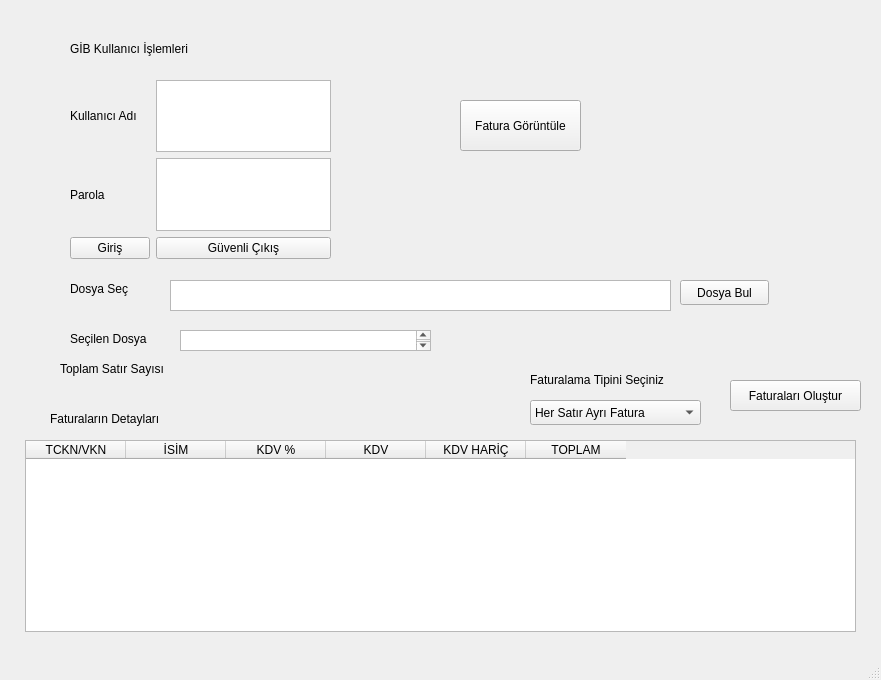
Before: the Qt Designer form ui/main.ui in Berkayyldrm/desktop_app, drawn with Qt 5.
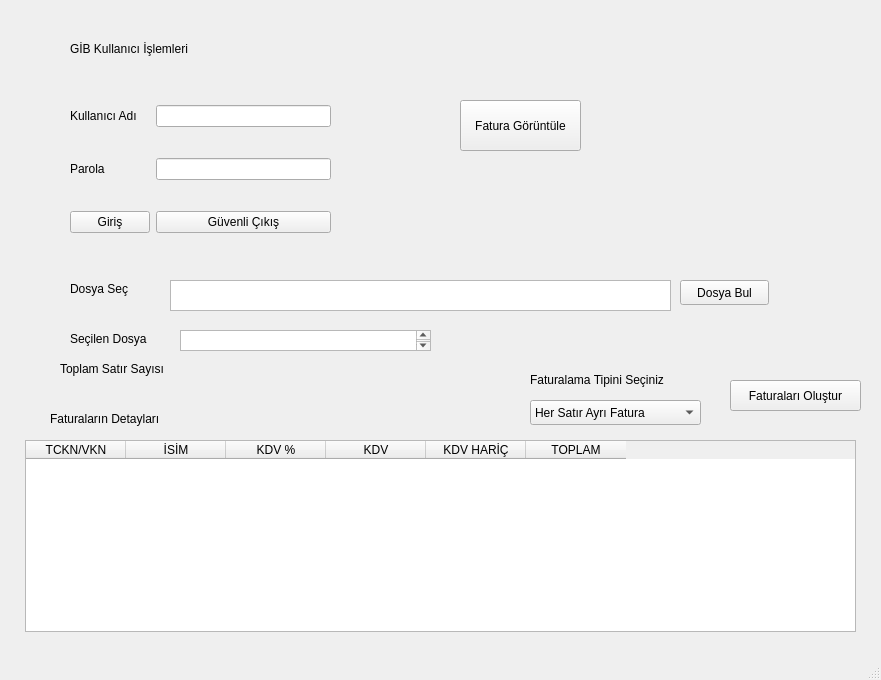
After: the same form once the commit is applied.

What changed in the file:
```diff
--- a/ui/main.ui
+++ b/ui/main.ui
@@ -45,12 +45,6 @@
        </property>
       </widget>
      </item>
-     <item row="0" column="1">
-      <widget class="QTextEdit" name="textEdit"/>
-     </item>
-     <item row="2" column="1">
-      <widget class="QTextEdit" name="textEdit_2"/>
-     </item>
      <item row="4" column="1">
       <widget class="QPushButton" name="pushButton_2">
        <property name="text">
@@ -58,6 +52,12 @@
        </property>
       </widget>
      </item>
+     <item row="0" column="1">
+      <widget class="QLineEdit" name="usernameLineEdit"/>
+     </item>
+     <item row="2" column="1">
+      <widget class="QLineEdit" name="passwordLineEdit"/>
+     </item>
     </layout>
    </widget>
    <widget class="QLabel" name="label_3">
```
Left out of the diff: 8 changed lines with no effect on the pictures.
